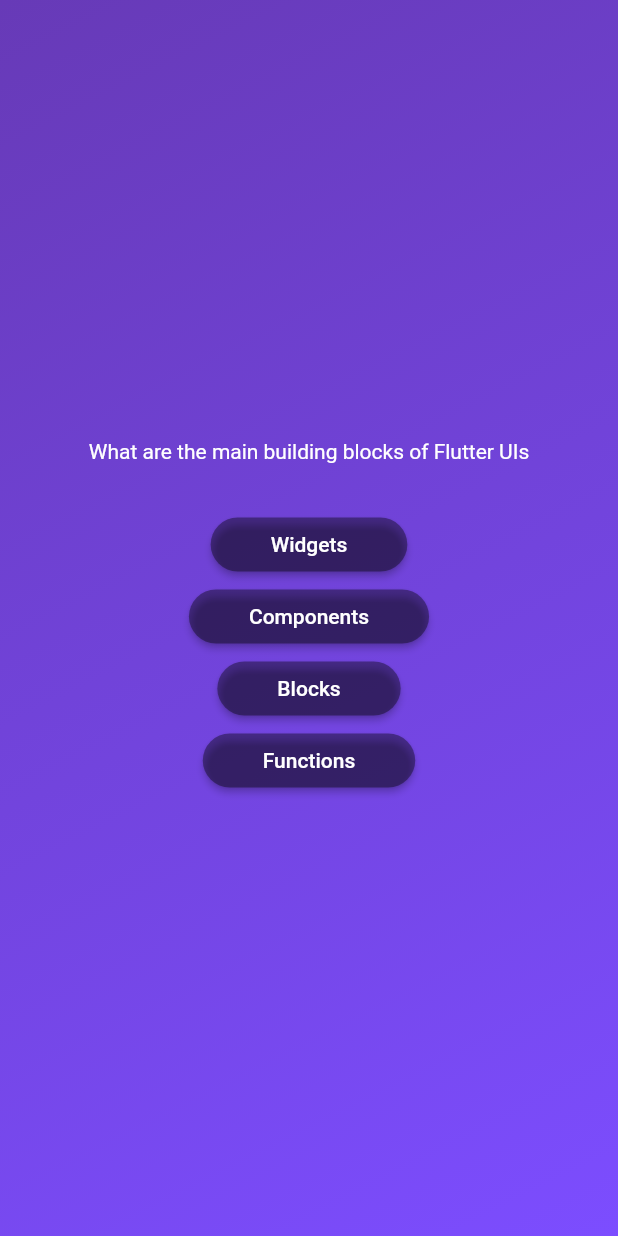
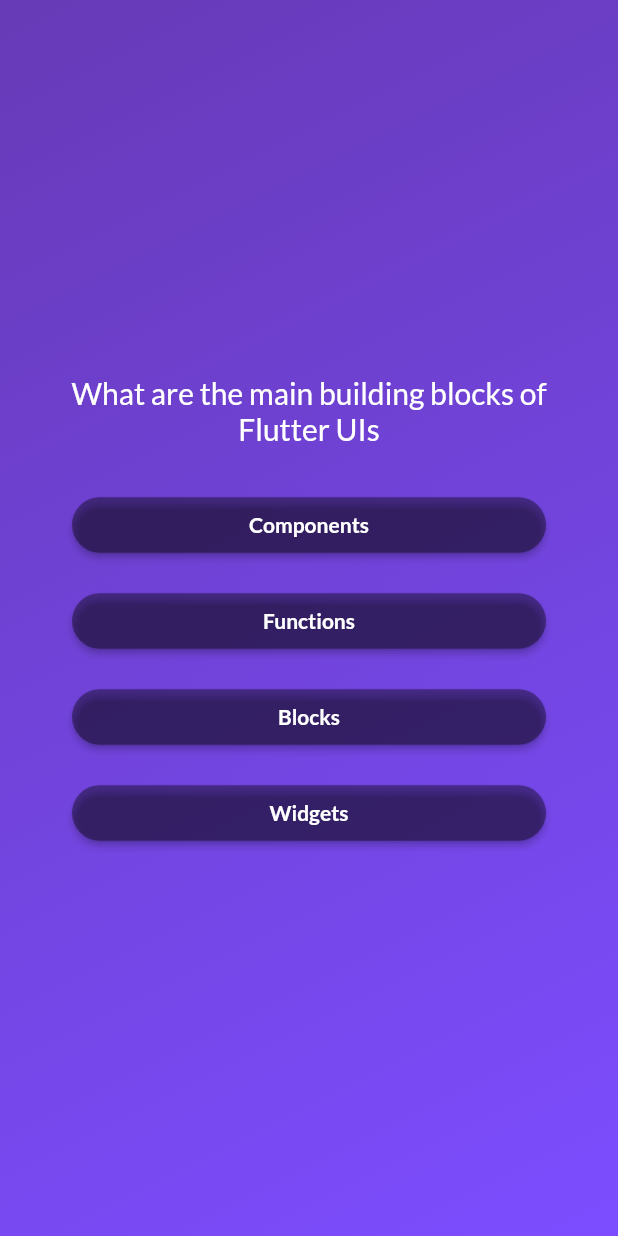
Before and after one commit to EY3D/flutter_quiz_app, a Flutter app: the screen it shows after launch, after a tap on "Start Quiz", on a phone screen of 412 x 824 dp. Run offline on Flutter 3.47's test engine with Material 2 defaults, Android fonts, the phone set to English and light mode, and no system bars; our stand-ins replace google_fonts.

Commit message:
used the spread operator and map function

```diff
--- a/lib/models/quiz_question.dart
+++ b/lib/models/quiz_question.dart
@@ -3,4 +3,10 @@ class QuizQuestion {
 
   final String text;
   final List<String> answers;
+
+  List<String> getShuffledAnswers() {
+    final shuffledList = List.of(answers);
+    shuffledList.shuffle();
+    return shuffledList;
+  }
 }
--- a/lib/questions_screen.dart
+++ b/lib/questions_screen.dart
@@ -2,6 +2,7 @@ import 'package:flutter/material.dart';
 import 'package:flutter_quiz_app/questions_screen.dart';
 import 'package:flutter_quiz_app/quiz_answer_btn.dart';
 import 'package:flutter_quiz_app/data/questions.dart';
+import 'package:google_fonts/google_fonts.dart';
 
 class QuestionsScreen extends StatefulWidget {
   const QuestionsScreen({super.key});
@@ -13,38 +14,58 @@ class QuestionsScreen extends StatefulWidget {
 }
 
 class _QuestionsScreen extends State<QuestionsScreen> {
+  var currentQuestionIndex = 0;
+
+  void nextQuestion() {
+    setState(() {
+      currentQuestionIndex += 1;
+    });
+  }
+
   @override
   Widget build(context) {
-    final currentQuestion = questions[0];
+    final currentQuestion = questions[currentQuestionIndex];
+
     return SizedBox(
       width: double.infinity,
+      child: Container(
+        padding: const EdgeInsets.all(40),
         child: Column(
           mainAxisAlignment: MainAxisAlignment.center,
+          crossAxisAlignment: CrossAxisAlignment.stretch,
           children: [
             Text(
               currentQuestion.text,
-            style: const TextStyle(color: Colors.white),
+              style: GoogleFonts.lato(
+                color: Colors.white,
+                fontSize: 20,
+              ),
+              textAlign: TextAlign.center,
             ),
             const SizedBox(
-            height: 30,
+              height: 20,
             ),
-          QuizAnswerBtn(
-            currentQuestion.answers[0],
-            () {},
+            ...currentQuestion
+                .getShuffledAnswers()
+                .map((e) => QuizAnswerBtn(e, nextQuestion)),
+            // QuizAnswerBtn(
+            //   currentQuestion.answers[0],
+            //   () {},
+            // ),
+            // QuizAnswerBtn(
+            //   currentQuestion.answers[1],
+            //   () {},
+            // ),
+            // QuizAnswerBtn(
+            //   currentQuestion.answers[2],
+            //   () {},
+            // ),
+            // QuizAnswerBtn(
+            //   currentQuestion.answers[3],
+            //   () {},
+            // ),
+          ],
         ),
-          QuizAnswerBtn(
-            currentQuestion.answers[1],
-            () {},
-          ),
-          QuizAnswerBtn(
-            currentQuestion.answers[2],
-            () {},
-          ),
-          QuizAnswerBtn(
-            currentQuestion.answers[3],
-            () {},
-          ),
-        ],
       ),
     );
   }
--- a/lib/quiz_answer_btn.dart
+++ b/lib/quiz_answer_btn.dart
@@ -1,4 +1,5 @@
 import 'package:flutter/material.dart';
+import 'package:google_fonts/google_fonts.dart';
 
 class QuizAnswerBtn extends StatelessWidget {
   QuizAnswerBtn(this.questionText, this.onTap, {super.key});
@@ -8,16 +9,24 @@ class QuizAnswerBtn extends StatelessWidget {
 
   @override
   Widget build(BuildContext context) {
-    return ElevatedButton(
+    return Padding(
+      padding: const EdgeInsets.all(8.0),
+      child: ElevatedButton(
         onPressed: onTap,
         style: ElevatedButton.styleFrom(
           padding: const EdgeInsets.symmetric(vertical: 10, horizontal: 40),
-        shape: RoundedRectangleBorder(borderRadius: BorderRadius.circular(50)),
+          shape:
+              RoundedRectangleBorder(borderRadius: BorderRadius.circular(50)),
           backgroundColor: Colors.black38,
           foregroundColor: Colors.white,
         ),
         child: Text(
           questionText,
+          textAlign: TextAlign.center,
+          style: GoogleFonts.lato(
+            fontWeight: FontWeight.bold,
+          ),
+        ),
       ),
     );
   }
--- a/lib/splash_page.dart
+++ b/lib/splash_page.dart
@@ -1,5 +1,5 @@
 import 'package:flutter/material.dart';
-import 'quiz.dart';
+import 'package:google_fonts/google_fonts.dart';
 
 class SplashPage extends StatelessWidget {
   const SplashPage(this.startQuiz, {super.key});
@@ -20,20 +20,24 @@ class SplashPage extends StatelessWidget {
               width: 300,
             ),
             const SizedBox(height: 28),
-            const Text(
+            Text(
               'Learn flutter the fun way!',
-              style: TextStyle(fontSize: 24, color: Colors.white),
+              style: GoogleFonts.lato(
+                fontSize: 24,
+                color: Colors.white,
+              ),
             ),
             const SizedBox(height: 24),
             OutlinedButton.icon(
               onPressed: startQuiz,
               icon: const Icon(Icons.arrow_right_alt),
               style: OutlinedButton.styleFrom(
-                  backgroundColor: Colors.white,
-                  foregroundColor: Colors.deepPurple),
-              label: const Text(
+                backgroundColor: Colors.white,
+                foregroundColor: Colors.deepPurple,
+              ),
+              label: Text(
                 'Start Quiz',
-                style: TextStyle(fontSize: 24),
+                style: GoogleFonts.lato(fontSize: 24),
               ),
             )
           ],
--- a/pubspec.yaml
+++ b/pubspec.yaml
@@ -30,6 +30,7 @@ environment:
 dependencies:
   flutter:
     sdk: flutter
+  google_fonts: ^5.1.0
 
 
   # The following adds the Cupertino Icons font to your application.
```
Also changed, not shown: pubspec.lock. Lines whose indentation alone changed are shown as unchanged.
